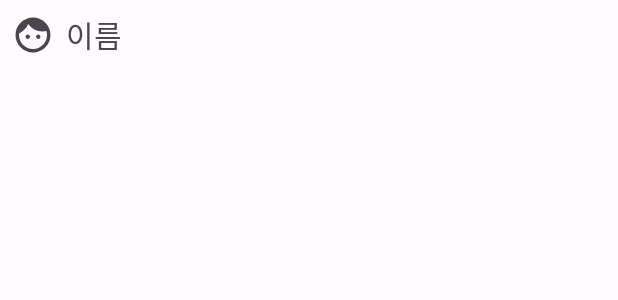
After one commit to songjuneki/Yoram, an Android app: the layout dpt_name_item.xml on its own in the app's theme, with its tools: preview values and no code run, on a phone screen of 412 x 824 dp. The commit adds this screen. Shown: the top 300 px of the screen. Run offline under Robolectric (Android 15) with nearby library versions, the phone set to English and light mode, and no system bars; network calls fail.

Commit message:
Add Department user name sorting Add Department search user name

```diff
--- a/app/src/main/res/layout/card_department.xml
+++ b/app/src/main/res/layout/card_department.xml
@@ -25,7 +25,7 @@
                 android:id="@+id/card_dpt_title"
                 android:layout_width="wrap_content"
                 android:layout_height="wrap_content"
-                android:text="부서 1"
+                android:text="부서"
                 android:textAppearance="@style/TextAppearance.MaterialComponents.Headline6"
                 app:layout_constraintTop_toTopOf="parent"
                 app:layout_constraintLeft_toRightOf="@id/card_dpt_mainImg"
--- /dev/null
+++ b/app/src/main/res/layout/dpt_name_item.xml
@@ -0,0 +1,29 @@
+<?xml version="1.0" encoding="utf-8"?>
+<layout xmlns:android="http://schemas.android.com/apk/res/android"
+    xmlns:app="http://schemas.android.com/apk/res-auto">
+<androidx.constraintlayout.widget.ConstraintLayout
+    android:layout_width="match_parent"
+    android:layout_height="wrap_content">
+
+    <ImageView
+        android:id="@+id/dpt_name_iv"
+        android:layout_width="28dp"
+        android:layout_height="28dp"
+        android:src="@drawable/ic_baseline_face_24"
+        app:layout_constraintTop_toTopOf="parent"
+        app:layout_constraintLeft_toLeftOf="parent"
+        app:layout_constraintBottom_toBottomOf="parent"
+        android:layout_margin="8dp" />
+
+    <TextView
+        android:id="@+id/dpt_name_tv"
+        android:layout_width="wrap_content"
+        android:layout_height="wrap_content"
+        android:text="이름"
+        android:textSize="20sp"
+        app:layout_constraintTop_toTopOf="parent"
+        app:layout_constraintLeft_toRightOf="@id/dpt_name_iv"
+        app:layout_constraintBottom_toBottomOf="parent"
+        android:layout_margin="8dp" />
+</androidx.constraintlayout.widget.ConstraintLayout>
+</layout>
--- a/app/src/main/res/layout/frag_dptment.xml
+++ b/app/src/main/res/layout/frag_dptment.xml
@@ -94,6 +94,7 @@
             app:layout_constraintLeft_toLeftOf="parent"
             app:layout_constraintRight_toRightOf="parent"
             android:layout_margin="8dp"
+            android:scrollbars="vertical"
             android:orientation="horizontal" />
 
     </androidx.constraintlayout.widget.ConstraintLayout>
```
Also changed, not shown: app/src/main/java/com/sjk/yoram/Controller/Fragment/DptmentFragment.kt (+77 -14 lines), app/src/main/java/com/sjk/yoram/Model/Adapter/DepartmentNameAdapter.kt (added, +98 -0 lines), app/src/main/java/com/sjk/yoram/viewmodel/FragDptmentViewModel.kt (+41 -15 lines), app/src/main/res/layout/dpt_name_item_header.xml (added, +23 -0 lines).
